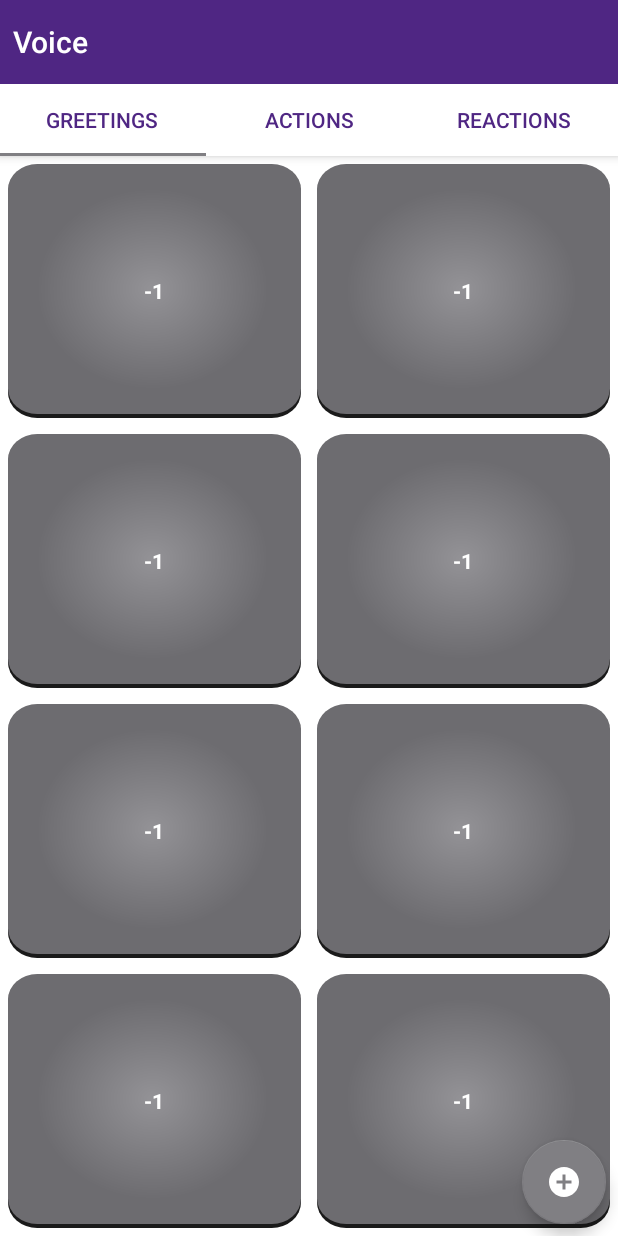
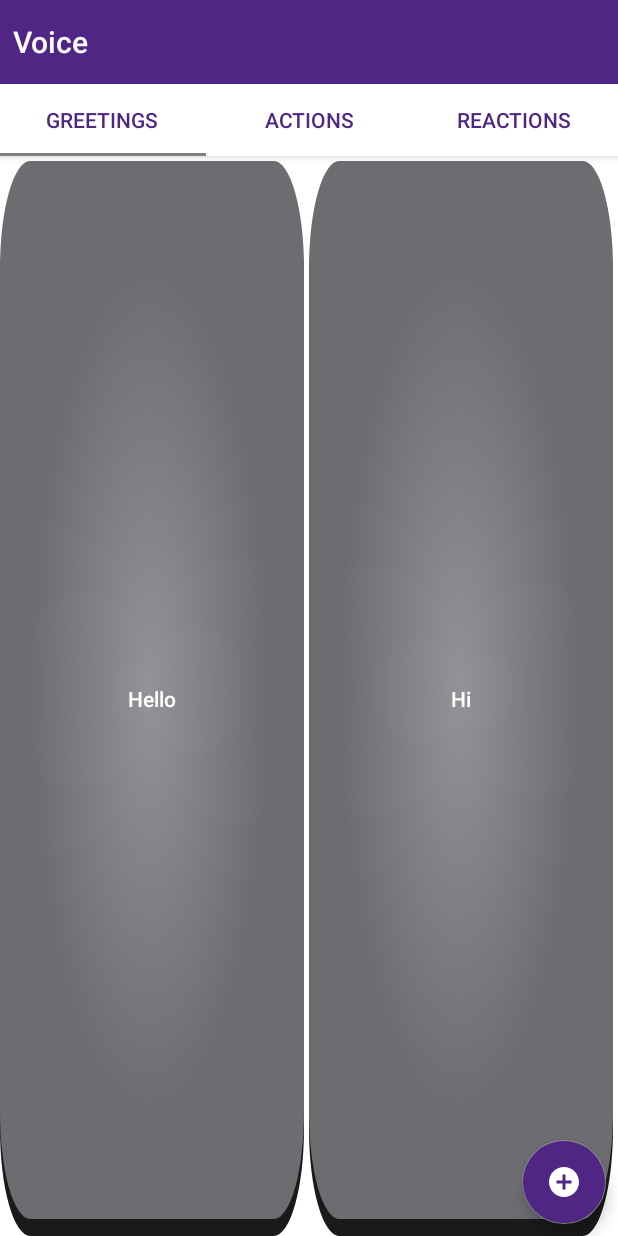
Before and after one commit to PorscheFan88/ITracker, an Android app: the screen it shows after launch (Voice), after a tap on "Voice", on a phone screen of 412 x 824 dp. Run offline under Robolectric (Android 15) with nearby library versions, the phone set to English and light mode, and no system bars; libraries missing offline, so code that uses them is left out: android.arch.core; 1 statement that could not run was skipped.

Commit message:
- Added click speech. - Added shared preferences to store words.

```diff
--- a/app/src/main/AndroidManifest.xml
+++ b/app/src/main/AndroidManifest.xml
@@ -19,7 +19,8 @@
         <activity
             android:name=".activities.Voice"
             android:label="@string/title_activity_voice"
-            android:theme="@style/AppTheme.NoActionBar"/>
+            android:theme="@style/AppTheme.NoActionBar"
+            android:screenOrientation="portrait"/>
         <activity
             android:name=".activities.StartUp"
             android:screenOrientation="portrait"
--- a/app/src/main/java/com/google/android/gms/samples/vision/face/itracker/activities/StartUp.java
+++ b/app/src/main/java/com/google/android/gms/samples/vision/face/itracker/activities/StartUp.java
@@ -1,6 +1,7 @@
 package com.google.android.gms.samples.vision.face.itracker.activities;
 
 import android.content.Intent;
+import android.content.SharedPreferences;
 import android.graphics.drawable.ColorDrawable;
 import android.os.CountDownTimer;
 import android.support.v7.app.ActionBar;
@@ -32,7 +33,28 @@ public class StartUp extends AppCompatActivity {
         // Set BackgroundDrawable
         actionBar.setBackgroundDrawable(colorDrawable);
 
-        new CountDownTimer(5000, 5000) {
+
+        SharedPreferences pref = getApplicationContext().getSharedPreferences("MyPref", 0); // 0 - for private mode
+        SharedPreferences.Editor editor = pref.edit();
+
+        boolean opened = pref.getBoolean("init", false); //getting String to check if app has been opened before
+
+        if (!opened) {
+            editor.putString("greeting_1", getString(R.string.greeting_1)); // Storing string
+            editor.putString("greeting_2", getString(R.string.greeting_2));
+            editor.putString("action_1", getString(R.string.action_1));
+            editor.putString("action_2", getString(R.string.action_2));
+            editor.putString("action_3", getString(R.string.action_3));
+            editor.putString("reaction_1", getString(R.string.reaction_1));
+            editor.putString("reaction_2", getString(R.string.reaction_2));
+            editor.putString("reaction_3", getString(R.string.reaction_3));
+            editor.putString("reaction_4", getString(R.string.reaction_4));
+            editor.putBoolean("init", true);
+        }
+
+        editor.commit(); // commit changes
+
+        new CountDownTimer(3000, 3000) {
             @Override
             public void onTick(long l) {
 
--- /dev/null
+++ b/app/src/main/java/com/google/android/gms/samples/vision/face/itracker/activities/ui/main/NonSwipeableViewPager.java
@@ -0,0 +1,58 @@
+package com.google.android.gms.samples.vision.face.itracker.activities.ui.main;
+
+import android.content.Context;
+import android.support.v4.view.ViewPager;
+import android.util.AttributeSet;
+import android.view.MotionEvent;
+import android.view.animation.DecelerateInterpolator;
+import android.widget.Scroller;
+import java.lang.reflect.Field;
+
+public class NonSwipeableViewPager extends ViewPager {
+
+    public NonSwipeableViewPager(Context context) {
+        super(context);
+        setMyScroller();
+    }
+
+    public NonSwipeableViewPager(Context context, AttributeSet attrs) {
+        super(context, attrs);
+        setMyScroller();
+    }
+
+    @Override
+    public boolean onInterceptTouchEvent(MotionEvent event) {
+        // Never allow swiping to switch between pages
+        return false;
+    }
+
+    @Override
+    public boolean onTouchEvent(MotionEvent event) {
+        // Never allow swiping to switch between pages
+        return false;
+    }
+
+    //down one is added for smooth scrolling
+
+    private void setMyScroller() {
+        try {
+            Class<?> viewpager = ViewPager.class;
+            Field scroller = viewpager.getDeclaredField("mScroller");
+            scroller.setAccessible(true);
+            scroller.set(this, new MyScroller(getContext()));
+        } catch (Exception e) {
+            e.printStackTrace();
+        }
+    }
+
+    public class MyScroller extends Scroller {
+        public MyScroller(Context context) {
+            super(context, new DecelerateInterpolator());
+        }
+
+        @Override
+        public void startScroll(int startX, int startY, int dx, int dy, int duration) {
+            super.startScroll(startX, startY, dx, dy, 350 /*1 secs*/);
+        }
+    }
+}
--- a/app/src/main/java/com/google/android/gms/samples/vision/face/itracker/activities/ui/main/PlaceholderFragment.java
+++ b/app/src/main/java/com/google/android/gms/samples/vision/face/itracker/activities/ui/main/PlaceholderFragment.java
@@ -1,9 +1,15 @@
 package com.google.android.gms.samples.vision.face.itracker.activities.ui.main;
 
+import android.content.Context;
+import android.content.SharedPreferences;
 import android.os.Bundle;
+import android.speech.tts.TextToSpeech;
+import android.view.Gravity;
 import android.view.LayoutInflater;
 import android.view.View;
 import android.view.ViewGroup;
+import android.widget.Button;
+import android.widget.GridLayout;
 import android.widget.TextView;
 import android.support.annotation.Nullable;
 import android.support.annotation.NonNull;
@@ -12,6 +18,9 @@ import android.arch.lifecycle.Observer;
 import android.arch.lifecycle.ViewModelProviders;
 
 import com.google.android.gms.samples.vision.face.itracker.R;
+
+import java.util.ArrayList;
+import java.util.Locale;
 
 /**
  * A placeholder fragment containing a simple view.
@@ -27,6 +36,8 @@ public class PlaceholderFragment extends Fragment {
         Bundle bundle = new Bundle();
         bundle.putInt(ARG_SECTION_NUMBER, index);
         fragment.setArguments(bundle);
+
+
         return fragment;
     }
 
@@ -46,13 +57,88 @@ public class PlaceholderFragment extends Fragment {
             @NonNull LayoutInflater inflater, ViewGroup container,
             Bundle savedInstanceState) {
         View root = inflater.inflate(R.layout.fragment_voice, container, false);
-//        final TextView textView = root.findViewById(R.id.section_label);
-//        pageViewModel.getText().observe(this, new Observer<String>() {
-//            @Override
-//            public void onChanged(@Nullable String s) {
-//                textView.setText(s);
-//            }
-//        });
+
+        final GridLayout grid = root.findViewById(R.id.grid);//Inflate gridview
+
+        int index = getArguments().getInt(ARG_SECTION_NUMBER);//Get current page index
+
+        //Load shared preferences for words
+        SharedPreferences pref = getContext().getSharedPreferences("MyPref", 0); // 0 - for private mode
+        SharedPreferences.Editor editor = pref.edit();
+        //Array list to store words
+        ArrayList<String> words = new ArrayList<>();
+
+        String tag;//Store preference tag
+        //Chooses tag based on index
+        if (index == 1) {
+            tag = "greeting_";
+        } else if (index == 2) {
+            tag = "action_";
+        } else {
+            tag = "reaction_";
+        }
+
+        boolean run = true;//Tester for loop
+        int counter = 1;//Loop counter
+        //Loops through preferences
+        while (run) {
+            String word = pref.getString(tag + counter, null);//Finds word in preferences
+            if (word == null) {//If word is null, exit.
+                run = false;
+                counter = 1;
+            } else {//If not null add to list, increment counter
+                words.add(word);
+                counter++;
+            }
+        }
+
+        editor.apply();//Apply changes
+
+        final TextToSpeech speech =new TextToSpeech(getContext(), new TextToSpeech.OnInitListener() {
+            @Override
+            public void onInit(int status) {
+            }
+        });
+        speech.setLanguage(Locale.CANADA);
+
+        /*
+        Add buttons to gridview
+         */
+        grid.removeAllViews();
+        int total = words.size();//Total size is equal to number of words
+        //Getting row and column counts
+        int column = 2;
+        int row = total / column;
+        grid.setColumnCount(column);
+        grid.setRowCount(row + 1);
+        for(int i = 0; i < total; i++)//Looping through the columns
+        {
+           final Button btn = new Button(getContext());
+
+            GridLayout.LayoutParams param =new GridLayout.LayoutParams();
+            param.height = 0;
+            param.width = 0;
+            param.rightMargin = 5;
+            param.topMargin = 5;
+            param.setGravity(Gravity.CENTER);
+            param.columnSpec = GridLayout.spec(GridLayout.UNDEFINED, 1f);
+            param.rowSpec = GridLayout.spec(GridLayout.UNDEFINED, 1f);
+            btn.setBackgroundResource(R.drawable.button_selector);
+            btn.setTextColor(getContext().getResources().getColor(R.color.white));
+            btn.setLayoutParams (param);
+            btn.setAllCaps(false);
+            btn.setText(words.get(i));
+            grid.addView(btn);
+
+            btn.setOnClickListener(new View.OnClickListener() {
+                @Override
+                public void onClick(View view) {
+                    speech.speak(btn.getText().toString(),TextToSpeech.QUEUE_FLUSH, null);
+                }
+            });
+
+        }
         return root;
     }
+
 }
--- a/app/src/main/java/com/google/android/gms/samples/vision/face/itracker/activities/ui/main/SectionsPagerAdapter.java
+++ b/app/src/main/java/com/google/android/gms/samples/vision/face/itracker/activities/ui/main/SectionsPagerAdapter.java
@@ -1,6 +1,7 @@
 package com.google.android.gms.samples.vision.face.itracker.activities.ui.main;
 
 import android.content.Context;
+import android.content.SharedPreferences;
 import android.support.annotation.Nullable;
 import android.support.annotation.StringRes;
 import android.support.v4.app.Fragment;
@@ -8,6 +9,8 @@ import android.support.v4.app.FragmentManager;
 import android.support.v4.app.FragmentPagerAdapter;
 
 import com.google.android.gms.samples.vision.face.itracker.R;
+
+import java.util.ArrayList;
 
 /**
  * A [FragmentPagerAdapter] that returns a fragment corresponding to
--- a/app/src/main/res/layout/activity_voice.xml
+++ b/app/src/main/res/layout/activity_voice.xml
@@ -30,19 +30,20 @@
             app:tabTextColor="@color/colorPrimaryDark"/>
     </android.support.design.widget.AppBarLayout>
 
-    <android.support.v4.view.ViewPager
+    <com.google.android.gms.samples.vision.face.itracker.activities.ui.main.NonSwipeableViewPager
         android:id="@+id/view_pager"
         android:layout_width="match_parent"
         android:layout_height="match_parent"
         app:layout_behavior="@string/appbar_scrolling_view_behavior"
-        android:background="@color/colorPrimary"/>
+        android:background="@color/colorPrimary"
+        />
 
     <android.support.design.widget.FloatingActionButton
         android:id="@+id/fab"
         android:layout_width="wrap_content"
         android:layout_height="wrap_content"
         android:layout_gravity="bottom|end"
-        android:backgroundTint="@color/colorAccent"
+        android:backgroundTint="@color/colorPrimaryDark"
         android:layout_margin="@dimen/fab_margin"
         app:srcCompat="@drawable/ic_add_circle" />
 </android.support.design.widget.CoordinatorLayout>
--- a/app/src/main/res/layout/fragment_voice.xml
+++ b/app/src/main/res/layout/fragment_voice.xml
@@ -12,70 +12,8 @@
         android:layout_centerHorizontal="true"
         android:alignmentMode="alignBounds"
         android:columnCount="2"
-        android:rowCount="4">
-
-        <Button android:layout_width="0dp"
-        style="@style/MainButton"
-        android:layout_height="0dp"
-        android:text="-1"
-        android:layout_columnWeight="1"
-        android:layout_rowWeight="1"
-        android:layout_gravity="fill"/>
-
-        <Button android:layout_width="0dp"
-            style="@style/MainButton"
-            android:layout_height="0dp"
-            android:text="-1"
-            android:layout_columnWeight="1"
-            android:layout_rowWeight="1"
-            android:layout_gravity="fill"/>
-
-        <Button android:layout_width="0dp"
-            style="@style/MainButton"
-            android:layout_height="0dp"
-            android:text="-1"
-            android:layout_columnWeight="1"
-            android:layout_rowWeight="1"
-            android:layout_gravity="fill"/>
-
-        <Button android:layout_width="0dp"
-            style="@style/MainButton"
-            android:layout_height="0dp"
-            android:text="-1"
-            android:layout_columnWeight="1"
-            android:layout_rowWeight="1"
-            android:layout_gravity="fill"/>
-
-        <Button android:layout_width="0dp"
-            style="@style/MainButton"
-            android:layout_height="0dp"
-            android:text="-1"
-            android:layout_columnWeight="1"
-            android:layout_rowWeight="1"
-            android:layout_gravity="fill"/>
-
-        <Button android:layout_width="0dp"
-            style="@style/MainButton"
-            android:layout_height="0dp"
-            android:text="-1"
-            android:layout_columnWeight="1"
-            android:layout_rowWeight="1"
-            android:layout_gravity="fill"/>
-        <Button android:layout_width="0dp"
-            style="@style/MainButton"
-            android:layout_height="0dp"
-            android:text="-1"
-            android:layout_columnWeight="1"
-            android:layout_rowWeight="1"
-            android:layout_gravity="fill"/>
-
-        <Button android:layout_width="0dp"
-            style="@style/MainButton"
-            android:layout_height="0dp"
-            android:text="-1"
-            android:layout_columnWeight="1"
-            android:layout_rowWeight="1"
-            android:layout_gravity="fill"/>
+        android:rowCount="4"
+        android:id="@+id/grid">
 
     </GridLayout>
 
--- a/app/src/main/res/values/strings.xml
+++ b/app/src/main/res/values/strings.xml
@@ -16,4 +16,13 @@
     <string name="tab_text_1">Greetings</string>
     <string name="tab_text_2">Actions</string>
     <string name="tab_text_3">Reactions</string>
+    <string name="greeting_1">Hello</string>
+    <string name="greeting_2">Hi</string>
+    <string name="action_1">Help</string>
+    <string name="action_2">Slow Down</string>
+    <string name="action_3">Speed Up</string>
+    <string name="reaction_1">Thank You</string>
+    <string name="reaction_2">Very Funny</string>
+    <string name="reaction_3">I\'m Happy</string>
+    <string name="reaction_4">I\'m Sad</string>
 </resources>
--- a/app/src/main/res/values/styles.xml
+++ b/app/src/main/res/values/styles.xml
@@ -18,6 +18,12 @@
         <item name="android:textColor">@color/colorPrimary</item>
     </style>
 
+    <style name="VoiceButton" parent="MainButton">
+        <item name="android:layout_columnWeight">1</item>
+        <item name="android:layout_rowWeight">1</item>
+        <item name="android:layout_gravity">fill</item>
+    </style>
+
     <!-- Base application theme. -->
     <style name="AppTheme" parent="Theme.AppCompat.Light.DarkActionBar">
         <!-- Customize your theme here. -->
```
